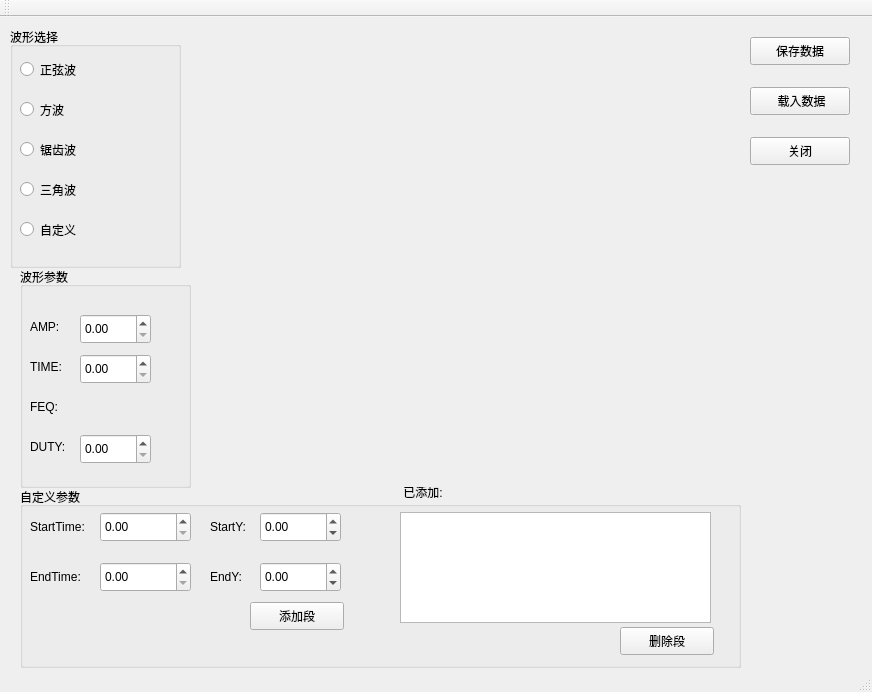
First picture: the form in mwgenwdata.ui, repository CarnationTL/GenWData, before the edit.
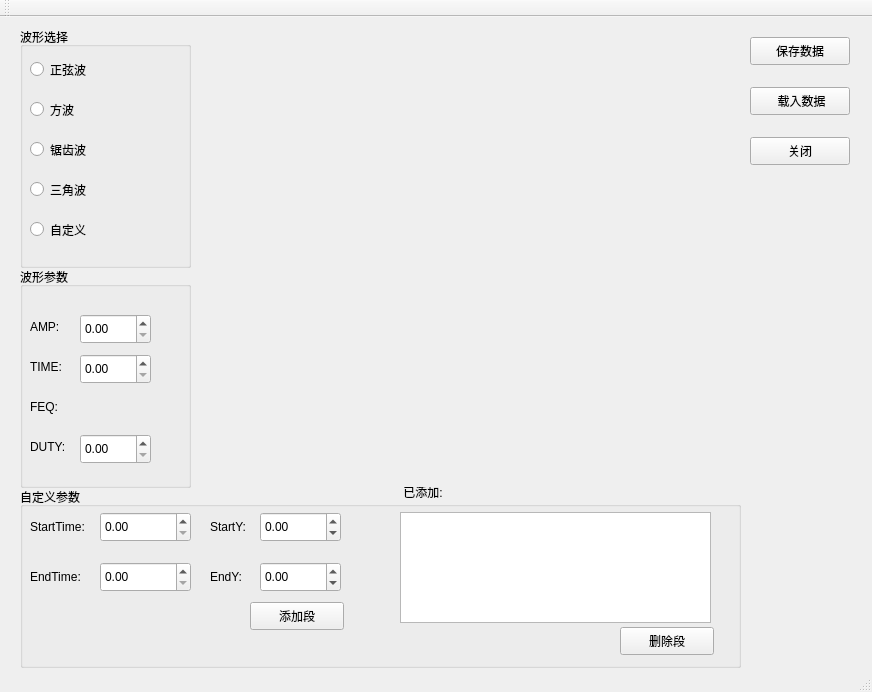
Second picture: the form after the edit. Custom widgets are drawn as their Qt base class.

```diff
--- a/mwgenwdata.ui
+++ b/mwgenwdata.ui
@@ -17,7 +17,7 @@
    <widget class="QGroupBox" name="gbWave">
     <property name="geometry">
      <rect>
-      <x>10</x>
+      <x>20</x>
       <y>10</y>
       <width>171</width>
       <height>241</height>
```
